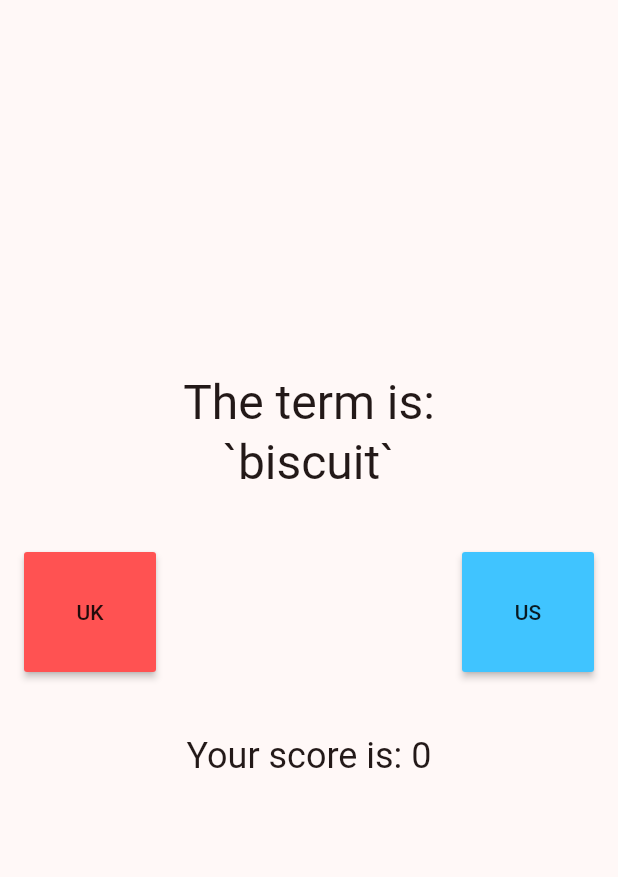
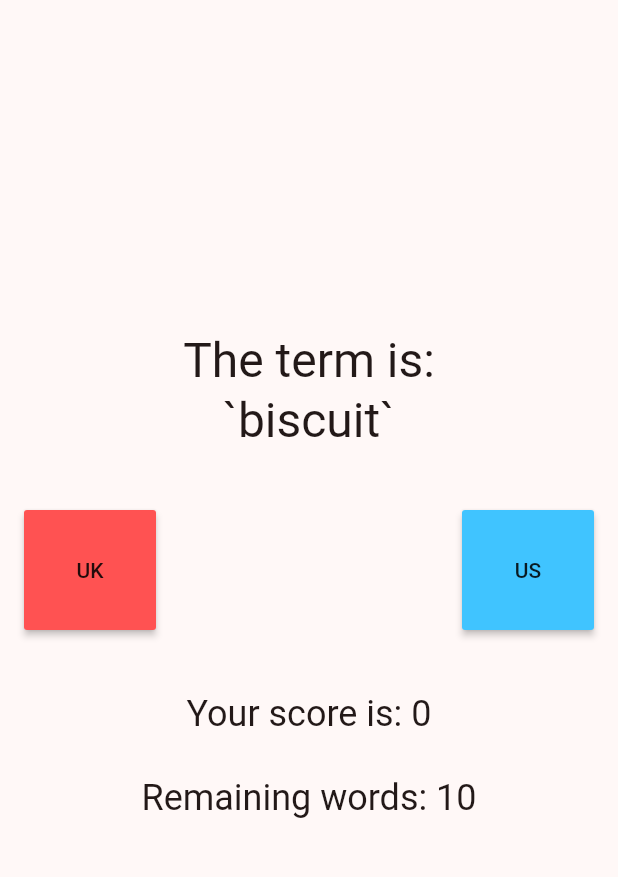
Before and after one commit to tomaszrykala/UKorUSword, a Flutter app: the screen it shows after launch, on a phone screen of 412 x 824 dp, the part 84-961 px from its top. Run offline on Flutter 3.47's test engine with Material 2 defaults, Android fonts, the phone set to English and light mode, and no system bars; our stand-ins replace csv.

Commit message:
Add 10 words per game limit

```diff
--- a/lib/domain/engine.dart
+++ b/lib/domain/engine.dart
@@ -3,21 +3,38 @@ import 'dart:math';
 import '../repo/words_repo.dart';
 import '../data/data.dart';
 
-void checkGuess(
-    Word word, Locale locale, Null Function() onGuess, Null Function() onFail) {
+void checkGuess(Word word, List<Word> words, Locale locale,
+    Null Function() onGuess, Null Function() onFail) {
   if (word.locale == locale) {
     onGuess();
   } else {
+    resetWords(words);
     onFail();
   }
 }
 
-GameState getWord(List<Word> words) {
-  Word? word = words.random();
-  if (word == null) {
+GameState getWord(List<Word> words, int wordsCountdown) {
+  if (wordsCountdown == 0) {
+    resetWords(words);
     return GameState(word: null, finished: true);
   } else {
-    return GameState(word: word, finished: false);
+    Word? word = words.random();
+    if (word == null) {
+      return GameState(word: null, finished: true);
+    } else {
+      return GameState(word: word, finished: false);
+    }
+  }
+}
+
+void restartGame(List<Word> words, Null Function() onRestart) {
+  resetWords(words);
+  onRestart();
+}
+
+void resetWords(List<Word> words) {
+  for (var word in words) {
+    word.seen = false;
   }
 }
 
--- a/lib/main.dart
+++ b/lib/main.dart
@@ -10,7 +10,6 @@ void main() {
 class UkOrUsWord extends StatelessWidget {
   const UkOrUsWord({super.key});
 
-  // This widget is the root of your application.
   @override
   Widget build(BuildContext context) {
     return MaterialApp(
@@ -35,6 +34,7 @@ class MyHomePage extends StatefulWidget {
 
 class _MyHomePageState extends State<MyHomePage> {
   int _scoreCounter = 0;
+  int _wordsCountdown = 10;
   final List<Word> _words = [];
 
   _MyHomePageState() {
@@ -44,12 +44,14 @@ class _MyHomePageState extends State<MyHomePage> {
   void _increaseScore() {
     setState(() {
       _scoreCounter++;
+      _wordsCountdown--;
     });
   }
 
   void _resetScore() {
     setState(() {
       _scoreCounter = 0;
+      _wordsCountdown = 10;
     });
   }
 
@@ -65,7 +67,7 @@ class _MyHomePageState extends State<MyHomePage> {
     // This method is rerun every time setState is called, for instance as done
     // by the _incrementCounter method above.
 
-    GameState gameState = getWord(_words);
+    GameState gameState = getWord(_words, _wordsCountdown);
 
     return Scaffold(
       appBar: AppBar(
@@ -78,7 +80,8 @@ class _MyHomePageState extends State<MyHomePage> {
           children: <Widget>[
             buildTitleRow(gameState, context),
             buildButtonsRow(gameState, _words),
-            buildScoreRow(context)
+            buildScoreRow(context),
+            buildCountDownRow(context),
           ],
         ),
       ),
@@ -101,7 +104,7 @@ class _MyHomePageState extends State<MyHomePage> {
             ],
           ));
 
-  Row buildButtonsRow(GameState gameState, List<Word> allWords) {
+  Row buildButtonsRow(GameState gameState, List<Word> words) {
     const insets = 16.0;
     if (gameState.finished) {
       return Row(
@@ -114,10 +117,9 @@ class _MyHomePageState extends State<MyHomePage> {
             height: 80,
             color: Colors.grey,
             onPressed: () {
-              for (var word in allWords) {
-                word.seen = false;
-              }
-              _resetScore();
+              restartGame(words, () {
+                _resetScore();
+              });
             },
             child: const Text("Restart?"),
           ),
@@ -132,10 +134,10 @@ class _MyHomePageState extends State<MyHomePage> {
         children: <Widget>[
           Container(
               margin: const EdgeInsets.all(insets),
-              child: buildMaterialButton(gameState.word!, Locale.UK)),
+              child: buildMaterialButton(gameState.word!, words, Locale.UK)),
           Container(
               margin: const EdgeInsets.all(insets),
-              child: buildMaterialButton(gameState.word!, Locale.US))
+              child: buildMaterialButton(gameState.word!, words, Locale.US))
         ],
       );
     }
@@ -153,13 +155,26 @@ class _MyHomePageState extends State<MyHomePage> {
         ],
       ));
 
-  MaterialButton buildMaterialButton(Word word, Locale locale) =>
+  Container buildCountDownRow(BuildContext context) => Container(
+      margin: const EdgeInsets.only(top: 24),
+      child: Row(
+        mainAxisAlignment: MainAxisAlignment.center,
+        children: <Widget>[
+          Text(
+            'Remaining words: $_wordsCountdown',
+            style: Theme.of(context).textTheme.headlineSmall,
+          )
+        ],
+      ));
+
+  MaterialButton buildMaterialButton(
+          Word word, List<Word> words, Locale locale) =>
       MaterialButton(
         height: 80,
         color: locale == Locale.UK ? Colors.redAccent : Colors.lightBlueAccent,
         onPressed: () {
           // checkGuess(word, locale);
-          checkGuess(word, locale, () {
+          checkGuess(word, words, locale, () {
             _increaseScore();
           }, () {
             _resetScore();
```
